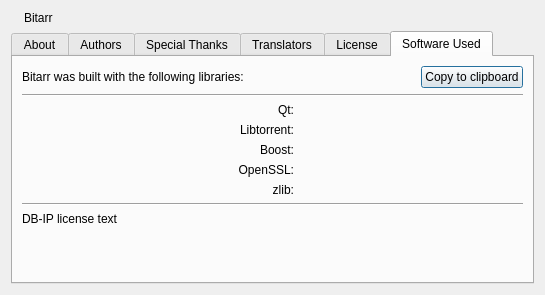
Qt form src/gui/aboutdialog.ui (BoKu/Bitarr) before a commit.
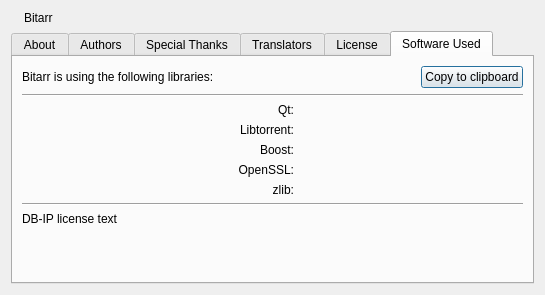
The same form after that commit. The open tabs and pages were chosen to show the change.

```diff
--- a/src/gui/aboutdialog.ui
+++ b/src/gui/aboutdialog.ui
@@ -319,7 +319,7 @@
          <item>
           <widget class="QLabel" name="label">
            <property name="text">
-            <string>Bitarr was built with the following libraries:</string>
+            <string>Bitarr is using the following libraries:</string>
            </property>
           </widget>
          </item>
```
